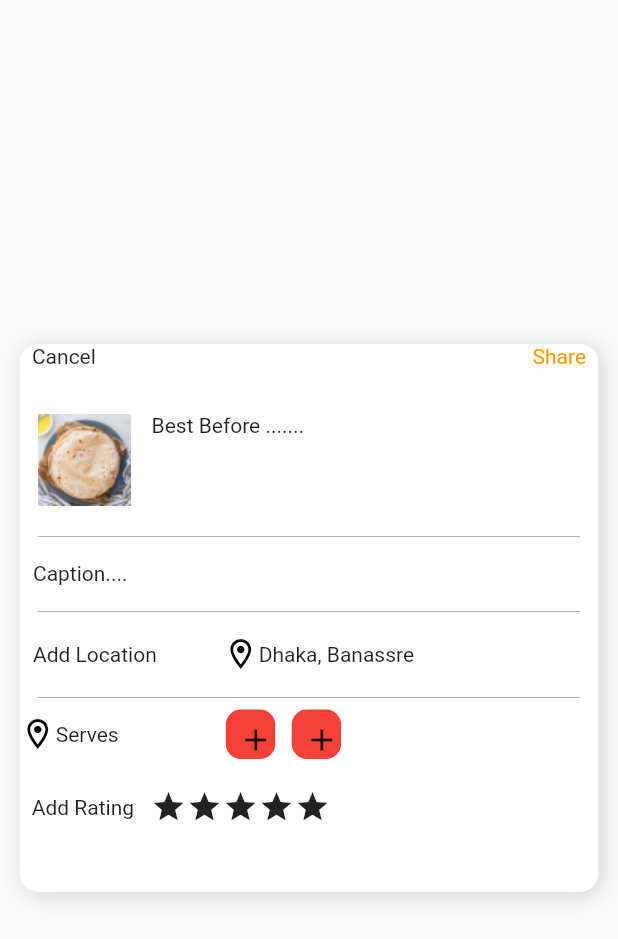
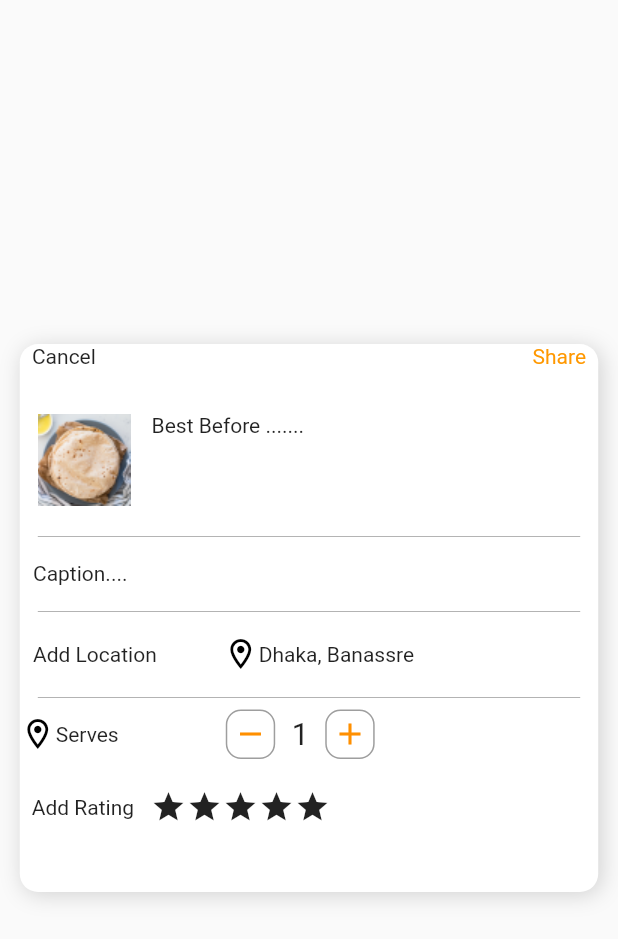
Before and after one commit to ipriyam26/Waste-Not, a Flutter app: the Caption screen opened directly, on a phone screen of 412 x 824 dp. Shown: the top 939 px of the screen. Run offline on Flutter 3.47's test engine with Material 2 defaults, Android fonts, the light colour scheme and no system bars; our stand-ins replace carousel_slider, cloud_firestore, curved_navigation_bar, firebase_auth, firebase_core, flutter_screenutil and 4 more; missing offline and left inert: flutter_animated_dialog; accounts and stored records are empty; network calls fail.

Commit message:
sahi karo bhai

```diff
--- a/lib/auth/presentation/login.dart
+++ b/lib/auth/presentation/login.dart
@@ -1,7 +1,5 @@
 import 'package:flutter/material.dart';
 import 'package:flutter_screenutil/flutter_screenutil.dart';
-import 'package:get/get.dart';
-import '../controller/login_controller.dart';
 
 
 
--- a/lib/auth/presentation/signup.dart
+++ b/lib/auth/presentation/signup.dart
@@ -2,7 +2,6 @@ import 'package:flutter/material.dart';
 import 'package:flutter_screenutil/flutter_screenutil.dart';
 import 'package:get/get.dart';
 import 'package:waste_not/auth/controllers/signup_controller.dart';
-import 'package:fluttertoast/fluttertoast.dart';
 import 'package:waste_not/screens/home/home.dart';
 
 
--- a/lib/main.dart
+++ b/lib/main.dart
@@ -4,7 +4,6 @@ import 'package:flutter_screenutil/flutter_screenutil.dart';
 import 'package:get/get.dart';
 
 import 'package:firebase_core/firebase_core.dart';
-import 'package:waste_not/screens/Dashboard/dashboard_page.dart';
 import 'package:waste_not/screens/splash.dart';
 
 import 'firebase_options.dart';
@@ -29,7 +28,7 @@ class MyApp extends StatelessWidget {
 
       splitScreenMode: true,
       builder: (context, a) {
-        return GetMaterialApp(
+        return const GetMaterialApp(
           debugShowCheckedModeBanner: false,
           home: SplashScreen(),
         );
--- a/lib/screens/filter/filter.dart
+++ b/lib/screens/filter/filter.dart
@@ -1,6 +1,5 @@
 import 'package:flutter/material.dart';
 import 'package:flutter_screenutil/flutter_screenutil.dart';
-import 'package:waste_not/widgets/navigation_bar.dart';
 
 class FilterScreen extends StatelessWidget {
   FilterScreen({Key? key}) : super(key: key);
--- a/lib/widgets/Caption_popup.dart
+++ b/lib/widgets/Caption_popup.dart
@@ -2,7 +2,6 @@ import 'package:flutter/material.dart';
 import 'package:flutter_screenutil/flutter_screenutil.dart';
 
 class Caption extends StatelessWidget {
-  const Caption({Key? key}) : super(key: key);
 
   @override
   Widget build(BuildContext context) {
@@ -130,29 +129,35 @@ class Caption extends StatelessWidget {
                           width: 30.w,
                           height: 30.w,
                           decoration: BoxDecoration(
-                            color: Colors.red,
+                            border: Border.all(color: Colors.grey),
                             borderRadius:
                                 BorderRadius.all(Radius.circular(10.sp)),
                           ),
-                          child: IconButton(
-                            icon: const Center(child: Icon(Icons.add)),
-                            onPressed: () {},
+                          child: Icon(Icons.remove,
+                          color: Colors.amber[800],
                           ),
                         ),
-                        SizedBox(
-                          width: 10.w,
+
+                      Container(
+                        margin: EdgeInsets.symmetric(horizontal: 10.w),
+                        child:  Text('1',
+                        style: TextStyle(
+                         fontSize: 20.sp
                         ),
+                        ),
+                      ),
+
                         Container(
+
                           width: 30.w,
                           height: 30.w,
                           decoration: BoxDecoration(
-                            color: Colors.red,
+                            border: Border.all(color: Colors.grey),
                             borderRadius:
                                 BorderRadius.all(Radius.circular(10.sp)),
                           ),
-                          child: IconButton(
-                            onPressed: () {},
-                            icon: const Icon(Icons.add),
+                          child: Icon(Icons.add,
+                          color: Colors.amber[800],
                           ),
                         )
                       ],
```
Also changed, not shown: lib/screens/Dashboard/dashboard_page.dart (+11 -10 lines), lib/screens/home/home.dart (+32 -17 lines), pubspec.lock.
